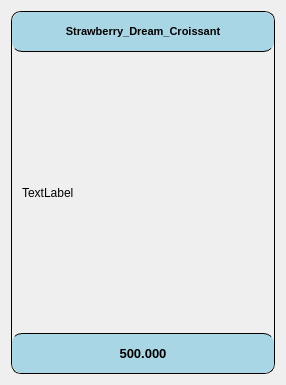
yuukun123/bakery-management-system, file UI/forms/employee/product_card.ui: the form before one commit.
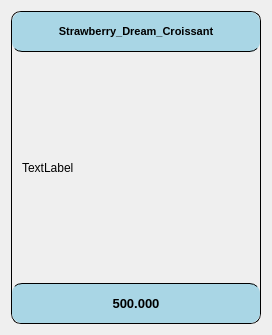
The form after the commit.

```diff
--- a/UI/forms/employee/product_card.ui
+++ b/UI/forms/employee/product_card.ui
@@ -6,8 +6,8 @@
    <rect>
     <x>0</x>
     <y>0</y>
-    <width>286</width>
-    <height>385</height>
+    <width>272</width>
+    <height>335</height>
    </rect>
   </property>
   <property name="windowTitle">
```
